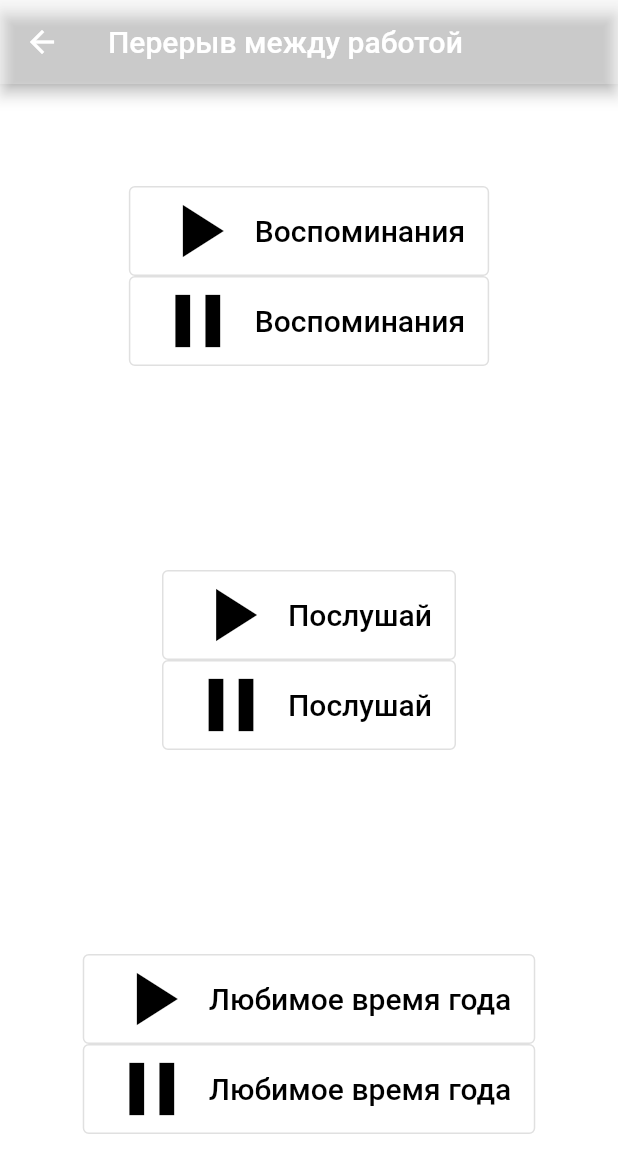
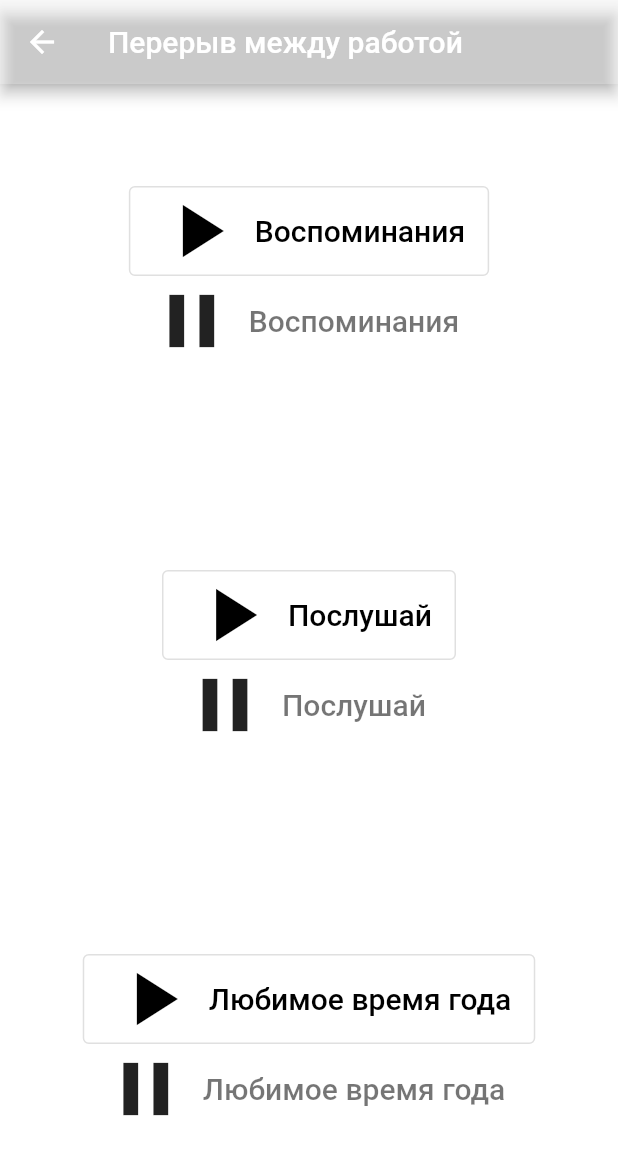
Before and after one commit to iteplenky/meditation, a Flutter app: the Time_out screen opened directly, on a phone screen of 412 x 824 dp. Shown: the top 1173 px of the screen. Run offline on Flutter 3.47's test engine with Material 2 defaults, Android fonts, the phone set to English and light mode, and no system bars; our stand-ins replace audioplayers; missing offline and left inert: dart:ffi; statements that could not run were skipped.

Commit message:
Update time_out.dart

```diff
--- a/lib/time_out.dart
+++ b/lib/time_out.dart
@@ -40,19 +40,16 @@ class Time_out extends StatelessWidget {
                 Row(
                   mainAxisAlignment: MainAxisAlignment.center,
                   children:[
-                    OutlinedButton.icon(label: Text('Воспоминания',
+                    Icon(Icons.pause, size: 60, ),
+                    TextButton(onPressed: () {
+                      advancedPlayer.pause();
+                    },
+                      child: Text('Воспоминания',
                         style: TextStyle(
                           fontSize: 20,
-                        color: Colors.black,
+                          color: Colors.black54,
                         ),
                       ),
-                      onPressed: () {
-                        advancedPlayer.pause();
-                      },
-                      style: ButtonStyle(
-                        backgroundColor: MaterialStateProperty.all(Colors.white38),
-                      ),
-                      icon: Icon(Icons.pause, size: 60, color: Colors.black,),
                     ),
                   ],
                 ),
@@ -79,19 +76,16 @@ class Time_out extends StatelessWidget {
                 Row(
                   mainAxisAlignment: MainAxisAlignment.center,
                   children:[
-                    OutlinedButton.icon(label: Text('Послушай',
+                    Icon(Icons.pause, size: 60, ),
+                    TextButton(onPressed: () {
+                      advancedPlayer.pause();
+                    },
+                      child: Text('Послушай',
                         style: TextStyle(
                           fontSize: 20,
-                        color: Colors.black,
+                          color: Colors.black54,
                         ),
                       ),
-                      onPressed: () {
-                        advancedPlayer.pause();
-                      },
-                      style: ButtonStyle(
-                        backgroundColor: MaterialStateProperty.all(Colors.white38),
-                      ),
-                      icon: Icon(Icons.pause, size: 60, color: Colors.black,),
                     ),
                   ],
                 ),
@@ -118,19 +112,16 @@ class Time_out extends StatelessWidget {
                 Row(
                   mainAxisAlignment: MainAxisAlignment.center,
                   children:[
-                    OutlinedButton.icon(label: Text('Любимое время года',
+                    Icon(Icons.pause, size: 60, ),
+                    TextButton(onPressed: () {
+                      advancedPlayer.pause();
+                    },
+                      child: Text('Любимое время года',
                         style: TextStyle(
                           fontSize: 20,
-                        color: Colors.black,
+                          color: Colors.black54,
                         ),
                       ),
-                      onPressed: () {
-                        advancedPlayer.pause();
-                      },
-                      style: ButtonStyle(
-                        backgroundColor: MaterialStateProperty.all(Colors.white38),
-                      ),
-                      icon: Icon(Icons.pause, size: 60, color: Colors.black,),
                     ),
                   ],
                 ),
```
Lines whose indentation alone changed are shown as unchanged.
